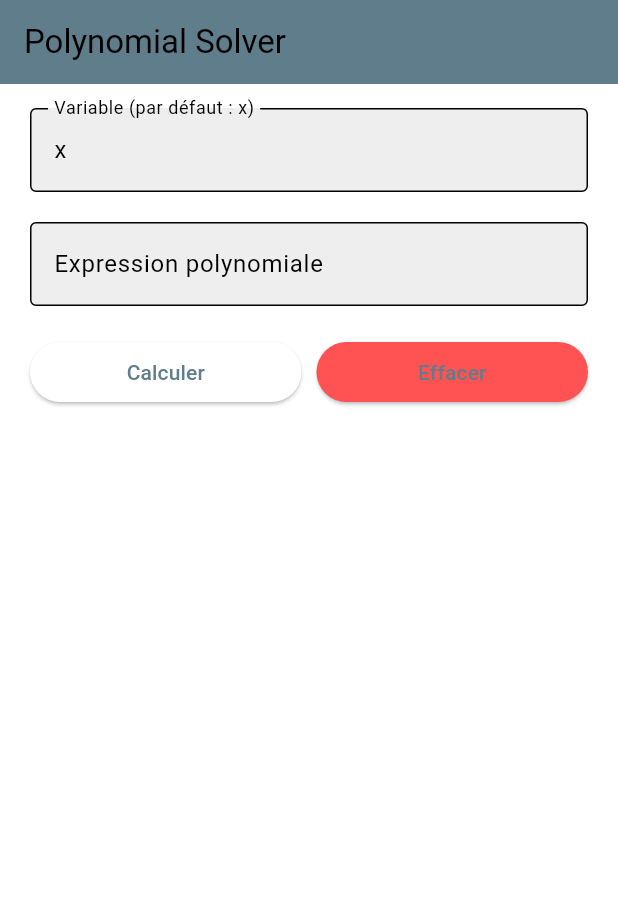
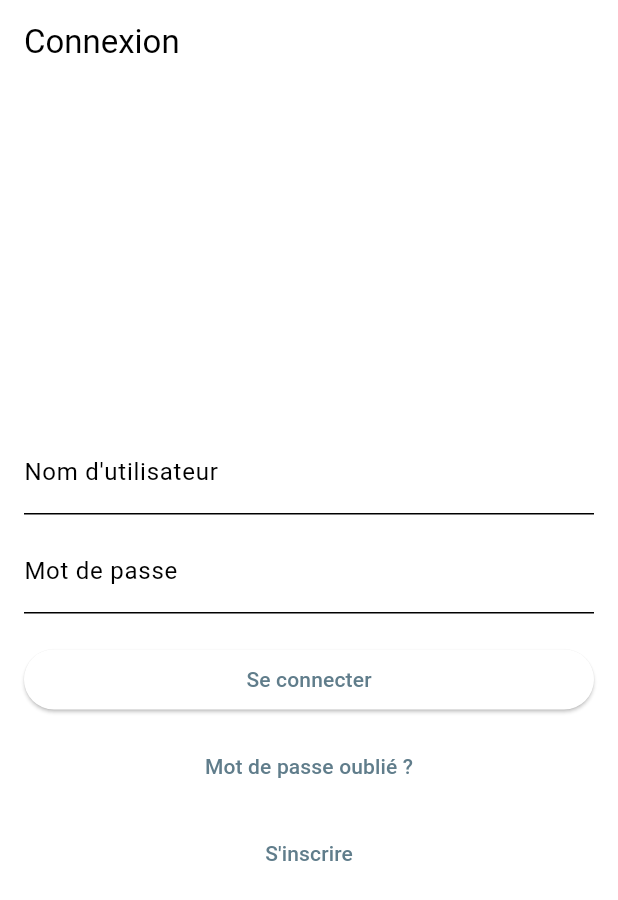
Before and after one commit to NOUTAILAA/CalculPolynomial_Front_Mobile, a Flutter app: the screen it shows after launch, on a phone screen of 412 x 824 dp. Shown: the top 900 px of the screen. Run offline on Flutter 3.47's test engine with Material 3 defaults, Android fonts, the phone set to English and light mode, and no system bars.

```diff
--- /dev/null
+++ b/lib/auth_screen.dart
@@ -0,0 +1,124 @@
+import 'package:flutter/material.dart';
+import 'package:http/http.dart' as http;
+import 'dart:convert';
+import 'polynomial_solver_screen.dart'; // Page de destination après une connexion réussie
+import 'package:flutter/material.dart';
+import 'reset_password_page.dart'; // Import de la page de réinitialisation
+import 'signup_page.dart'; // Import de la page d'inscription
+
+class AuthScreen extends StatefulWidget {
+  @override
+  _AuthScreenState createState() => _AuthScreenState();
+}
+
+class _AuthScreenState extends State<AuthScreen> {
+  final TextEditingController _usernameController = TextEditingController();
+  final TextEditingController _passwordController = TextEditingController();
+  String message = '';
+
+  // Fonction de connexion
+  void _login() async {
+    final username = _usernameController.text;
+    final password = _passwordController.text;
+
+    if (username.isEmpty || password.isEmpty) {
+      setState(() {
+        message = "Veuillez entrer un nom d'utilisateur et un mot de passe.";
+      });
+      return;
+    }
+
+    final url = Uri.parse('http://192.168.1.107:8082/api/calculators/login');
+    final response = await http.post(
+      url,
+      headers: {'Content-Type': 'application/json'},
+      body: jsonEncode({
+        'username': username,
+        'password': password,
+      }),
+    );
+
+    if (response.statusCode == 200) {
+      setState(() {
+        message = "Connexion réussie !";
+      });
+
+      // Naviguer vers la page d'accueil ou la page de destination après la connexion
+      Navigator.pushReplacement(
+        context,
+        MaterialPageRoute(builder: (context) => PolynomialSolverScreen()),
+      );
+    } else {
+      setState(() {
+        message = "Nom d'utilisateur ou mot de passe incorrect.";
+      });
+    }
+  }
+
+  @override
+  Widget build(BuildContext context) {
+    return Scaffold(
+      appBar: AppBar(
+        title: Text("Connexion"),
+      ),
+      body: Padding(
+        padding: const EdgeInsets.all(16.0),
+        child: Column(
+          mainAxisAlignment: MainAxisAlignment.center,
+          crossAxisAlignment: CrossAxisAlignment.stretch,
+          children: [
+            TextField(
+              controller: _usernameController,
+              decoration: InputDecoration(
+                labelText: 'Nom d\'utilisateur',
+              ),
+            ),
+            SizedBox(height: 10),
+            TextField(
+              controller: _passwordController,
+              obscureText: true,
+              decoration: InputDecoration(
+                labelText: 'Mot de passe',
+              ),
+            ),
+            SizedBox(height: 20),
+            ElevatedButton(
+              onPressed: _login,
+              child: Text("Se connecter"),
+            ),
+            SizedBox(height: 10),
+            TextButton(
+              onPressed: () {
+                // Redirige vers la page de réinitialisation du mot de passe
+                Navigator.push(
+                  context,
+                  MaterialPageRoute(builder: (context) => ResetPasswordPage()),
+                );
+              },
+              child: Text("Mot de passe oublié ?"),
+            ),
+            SizedBox(height: 10),
+            TextButton(
+              onPressed: () {
+                // Redirige vers la page d'inscription
+                Navigator.push(
+                  context,
+                  MaterialPageRoute(builder: (context) => SignupPage()),
+                );
+              },
+              child: Text("S'inscrire"),
+            ),
+            if (message.isNotEmpty) ...[
+              SizedBox(height: 20),
+              Text(
+                message,
+                style: TextStyle(color: Colors.red),
+                textAlign: TextAlign.center,
+              ),
+            ]
+          ],
+        ),
+      ),
+    );
+  }
+}
--- a/lib/main.dart
+++ b/lib/main.dart
@@ -1,8 +1,9 @@
 import 'package:flutter/material.dart';
-import 'package:http/http.dart' as http;
-import 'dart:convert';
+import 'auth_screen.dart';
 
-void main() => runApp(PolynomialSolverApp());
+void main() {
+  runApp(PolynomialSolverApp());
+}
 
 class PolynomialSolverApp extends StatelessWidget {
   @override
@@ -15,176 +16,7 @@ class PolynomialSolverApp extends StatelessWidget {
         ),
         fontFamily: 'Roboto',
       ),
-      home: PolynomialSolverScreen(),
+      home: AuthScreen(), // Changez ici pour AuthScreen
     );
   }
 }
-
-class PolynomialSolverScreen extends StatefulWidget {
-  @override
-  _PolynomialSolverScreenState createState() => _PolynomialSolverScreenState();
-}
-
-class _PolynomialSolverScreenState extends State<PolynomialSolverScreen> {
-  final TextEditingController _expressionController = TextEditingController();
-  final TextEditingController _variableController = TextEditingController(text: 'x'); // Valeur par défaut 'x'
-
-  String simplifiedExpression = '';
-  String factoredExpression = '';
-  List<String> roots = [];
-  String errorMessage = '';
-
-  void _solvePolynomial() async {
-    final expression = _expressionController.text.trim();
-    final variable = _variableController.text.trim().isEmpty
-        ? 'x' // Utiliser 'x' si aucune variable n'est saisie
-        : _variableController.text.trim();
-
-    if (expression.isEmpty) {
-      setState(() {
-        errorMessage = 'Veuillez entrer une expression.';
-      });
-      return;
-    }
-
-    final url = Uri.parse('http://10.0.2.2:5000/process_polynomial'); // IP locale pour Android Emulator
-    try {
-      final response = await http.post(
-        url,
-        headers: {'Content-Type': 'application/json'},
-        body: jsonEncode({'expression': expression, 'variable': variable}),
-      );
-
-      if (response.statusCode == 200) {
-        final data = jsonDecode(response.body);
-        setState(() {
-          simplifiedExpression = data['simplifiedExpression'];
-          factoredExpression = data['factoredExpression'];
-          roots = List<String>.from(data['roots']);
-          errorMessage = '';
-        });
-      } else {
-        setState(() {
-          errorMessage = 'Erreur lors du traitement.';
-        });
-      }
-    } catch (e) {
-      setState(() {
-        errorMessage = 'Erreur réseau : $e';
-      });
-    }
-  }
-
-  void _clearFields() {
-    setState(() {
-      _expressionController.clear();
-      _variableController.text = 'x'; // Réinitialise à 'x'
-      simplifiedExpression = '';
-      factoredExpression = '';
-      roots = [];
-      errorMessage = '';
-    });
-  }
-
-  @override
-  Widget build(BuildContext context) {
-    return Scaffold(
-      appBar: AppBar(
-        title: Text('Polynomial Solver'),
-        backgroundColor: Colors.blueGrey,
-      ),
-      body: Padding(
-        padding: const EdgeInsets.symmetric(horizontal: 20.0, vertical: 16.0),
-        child: Column(
-          crossAxisAlignment: CrossAxisAlignment.start,
-          children: [
-            TextField(
-              controller: _variableController,
-              decoration: InputDecoration(
-                labelText: 'Variable (par défaut : x)',
-                border: OutlineInputBorder(),
-                filled: true,
-                fillColor: Colors.grey[200],
-              ),
-            ),
-            SizedBox(height: 20),
-            TextField(
-              controller: _expressionController,
-              decoration: InputDecoration(
-                labelText: 'Expression polynomiale',
-                border: OutlineInputBorder(),
-                filled: true,
-                fillColor: Colors.grey[200],
-              ),
-            ),
-            SizedBox(height: 20),
-            Row(
-              children: [
-                Expanded(
-                  child: ElevatedButton(
-                    onPressed: _solvePolynomial,
-                    child: Text('Calculer'),
-                  ),
-                ),
-                SizedBox(width: 10),
-                Expanded(
-                  child: ElevatedButton(
-                    onPressed: _clearFields,
-                    style: ElevatedButton.styleFrom(
-                      backgroundColor: Colors.redAccent,
-                    ),
-                    child: Text('Effacer'),
-                  ),
-                ),
-              ],
-            ),
-            SizedBox(height: 20),
-            if (errorMessage.isNotEmpty)
-              Center(
-                child: Text(
-                  errorMessage,
-                  style: TextStyle(color: Colors.red, fontWeight: FontWeight.bold),
-                ),
-              ),
-            if (simplifiedExpression.isNotEmpty) ...[
-              _buildResultCard('Simplified Expression', simplifiedExpression),
-              _buildResultCard('Factored Expression', factoredExpression),
-              _buildResultCard('Racines', roots.join('\n')),
-            ],
-          ],
-        ),
-      ),
-    );
-  }
-
-  Widget _buildResultCard(String title, String content) {
-    return Card(
-      margin: EdgeInsets.symmetric(vertical: 10),
-      elevation: 3,
-      child: Padding(
-        padding: const EdgeInsets.all(16.0),
-        child: Column(
-          crossAxisAlignment: CrossAxisAlignment.start,
-          children: [
-            Text(
-              title,
-              style: TextStyle(
-                fontSize: 16,
-                fontWeight: FontWeight.w600,
-                color: Colors.blueGrey,
-              ),
-            ),
-            SizedBox(height: 8),
-            Text(
-              content,
-              style: TextStyle(
-                fontSize: 14,
-                color: Colors.black87,
-              ),
-            ),
-          ],
-        ),
-      ),
-    );
-  }
-}
```
Also changed, not shown: lib/polynomial_solver_screen.dart (added, +172 -0 lines), lib/reset_password_page.dart (added, +77 -0 lines), lib/signup_page.dart (added, +118 -0 lines), 1 other file.
